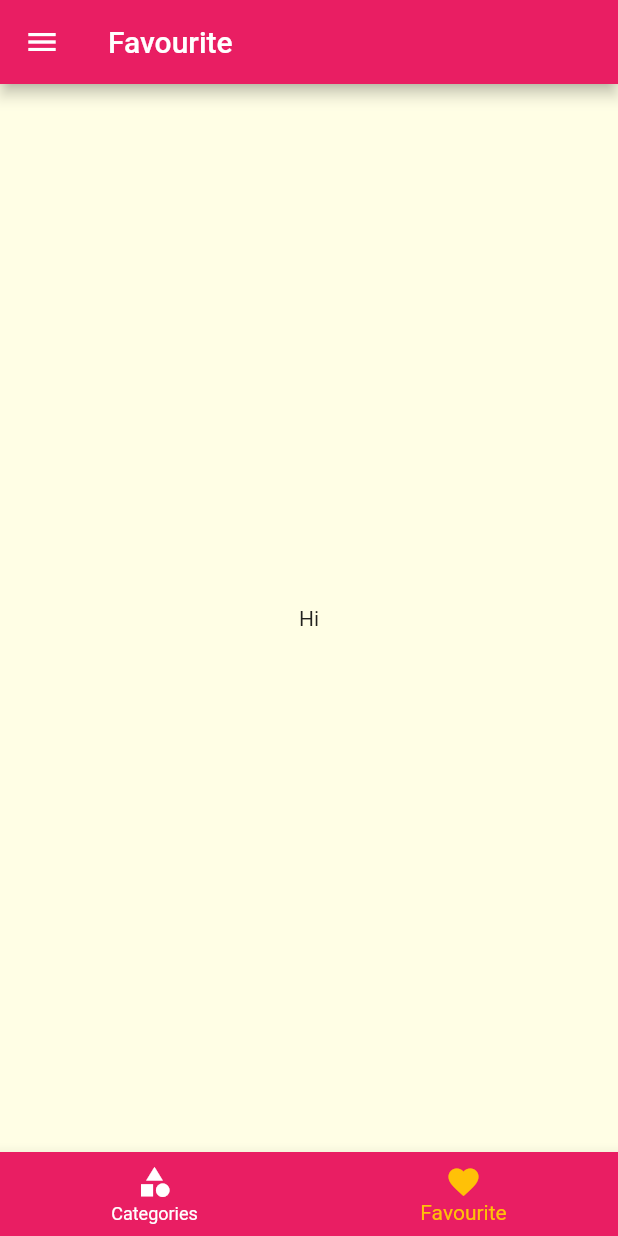
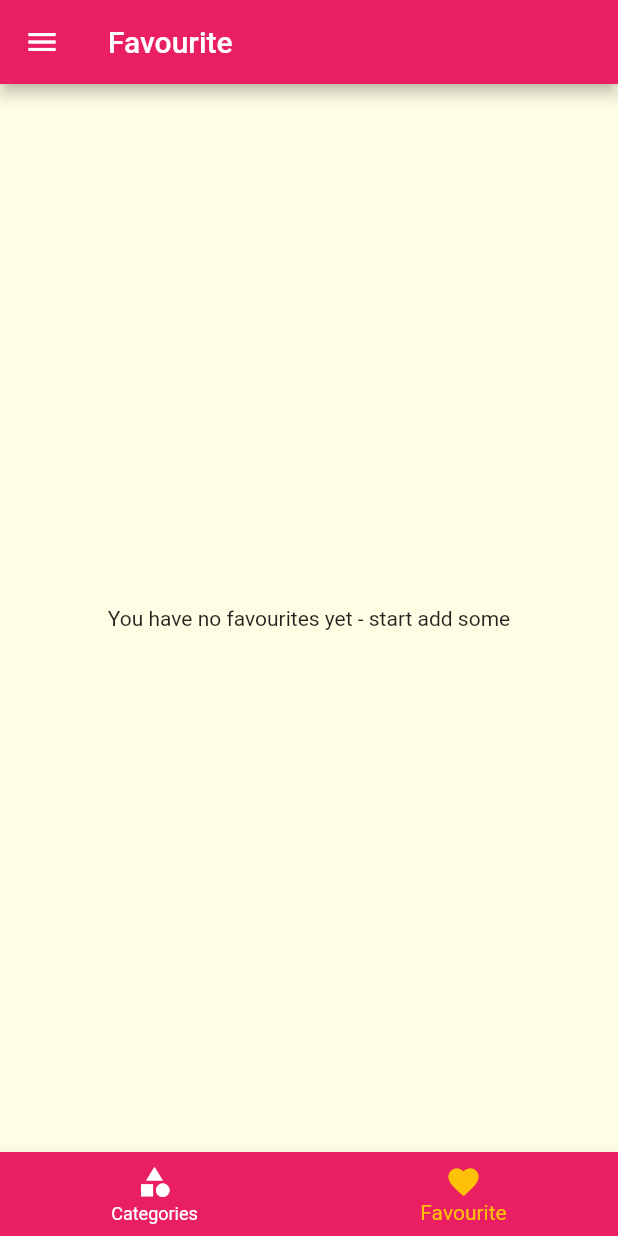
Before and after one commit to CodingEyes6/Recipe-App, a Flutter app: the screen it shows after launch, item 2 of the bottom bar chosen, on a phone screen of 412 x 824 dp. Run offline on Flutter 3.47's test engine with Material 2 defaults, Android fonts, the phone set to English and light mode, and no system bars.

Commit message:
complete module

```diff
--- a/lib/Routes/routes.dart
+++ b/lib/Routes/routes.dart
@@ -66,4 +66,6 @@ static const FILTER_SCREEN = "FilterScreen";
  }
 
 
+
+
 }
--- a/lib/main.dart
+++ b/lib/main.dart
@@ -29,6 +29,7 @@ class _AppState extends State<App> {
   };
 
   List<Meal> _availableMeals = DUMMY_MEALS;
+  final List<Meal> _favouritedMeals = [];
 
   void _setFilters(Map<String, bool> filtersData) {
     setState(() {
@@ -57,6 +58,24 @@ class _AppState extends State<App> {
       ).toList();
     });
   }
+   void _toggleFavourite(String mealID){
+final existingIndex = _favouritedMeals.indexWhere((meal) => meal.id == mealID);
+if(existingIndex >= 0){
+  setState(() {
+  _favouritedMeals.removeAt(existingIndex);
+  });
+}
+else{
+  setState(() {
+    _favouritedMeals.add(DUMMY_MEALS.firstWhere((meal) => meal.id == mealID));
+  });
+}
+  }
+
+
+  bool _isFavouriteMeal(String id){
+    return _favouritedMeals.any((meal) => meal.id == id);
+  }
 
   @override
   Widget build(BuildContext context) {
@@ -69,9 +88,9 @@ class _AppState extends State<App> {
   Map<String, Widget Function(BuildContext)> routes(BuildContext ctx) {
     return {
       AppRoutes.CATEGORY_SCREEN: (ctx) => CategoryScreen(),
-      AppRoutes.HOME_SCREEN: (ctx) => TabScreen(),
-      AppRoutes.MEAL_DETAIL_SCREEN: (ctx) => MealDetailScreen(),
-      AppRoutes.FAVOURITE_SCREEN: (ctx) => FavouriteScreen(),
+      AppRoutes.HOME_SCREEN: (ctx) => TabScreen(_favouritedMeals),
+      AppRoutes.MEAL_DETAIL_SCREEN: (ctx) => MealDetailScreen(_toggleFavourite,_isFavouriteMeal),
+      AppRoutes.FAVOURITE_SCREEN: (ctx) => FavouriteScreen(_favouritedMeals),
       AppRoutes.MEAL_SCREEN: (ctx) => MealScreen(_availableMeals),
       AppRoutes.FILTER_SCREEN: (ctx) => FilterScreen(_setFilters,_filters)
     };
--- a/lib/screens/favourite/favourite_screen.dart
+++ b/lib/screens/favourite/favourite_screen.dart
@@ -1,15 +1,40 @@
 import 'package:flutter/material.dart';
-
+import '../../models/meals.dart';
+import '../Meal/components/meal_item.dart';
 
 
 class FavouriteScreen extends StatelessWidget {
 
 
+  final List<Meal> favouriteMeals;
+
+  const FavouriteScreen(this.favouriteMeals);
+
+
   @override
   Widget build(BuildContext context) {
-    return
 
-      const Center(child: Text("Hi"));
+ if(favouriteMeals.isEmpty){
+    return const Center(child: Text("You have no favourites yet - start add some"));
+ }
+else{
+  return ListView.builder(
+      itemBuilder: (ctx, index) {
+
+        return MealItem(
+          mealId: favouriteMeals[index].id,
+          mealTitle: favouriteMeals[index].title,
+          mealImageUrl: favouriteMeals[index].imageUrl,
+          mealDuration: favouriteMeals[index].duration,
+          mealComplexity: favouriteMeals[index].complexity,
+          mealAffordability: favouriteMeals[index].affordability,
+          removeMeal: (){},
+        );
+      },
+      itemCount: favouriteMeals.length,
+    );
+}
+
 
   }
 }
--- a/lib/screens/tabs/tabs.dart
+++ b/lib/screens/tabs/tabs.dart
@@ -6,23 +6,36 @@ import '../favourite/favourite_screen.dart';
 import '../Category/category_screen.dart';
 import '../../Colors/colors.dart';
 import './Drawer/drawer.dart';
+import '../../models/meals.dart';
 
 class TabScreen extends StatefulWidget {
+
+final List<Meal> favouriteMeals;
+const TabScreen(this.favouriteMeals);
   @override
   State<TabScreen> createState() => _TabScreenState();
 }
 
 class _TabScreenState extends State<TabScreen> {
-  final List<Map<String, Object>> _pages = [
+
+late List<Map<String, Object>> _pages;
+
+@override
+  void initState() {
+    super.initState();
+    _pages = [
     {
       'page': CategoryScreen(),
       'title' : 'Category'
     },
     {
-      'page': FavouriteScreen(),
+      'page': FavouriteScreen(widget.favouriteMeals),
       'title' : 'Favourite'
     }
   ];
+
+  }
+
 
   int _selectedPageIndex = 0;
 
@@ -31,6 +44,9 @@ class _TabScreenState extends State<TabScreen> {
       _selectedPageIndex = index;
     });
   }
+
+
+
 
   @override
   Widget build(BuildContext context) {
@@ -43,6 +59,7 @@ class _TabScreenState extends State<TabScreen> {
       drawer: MainDrawer(),
     );
   }
+
 
 
 
```
Also changed, not shown: lib/screens/Meal/components/meal_item.dart (+14 -14 lines), lib/screens/MealDetail/meal_detail_screen.dart (+8 -2 lines).
